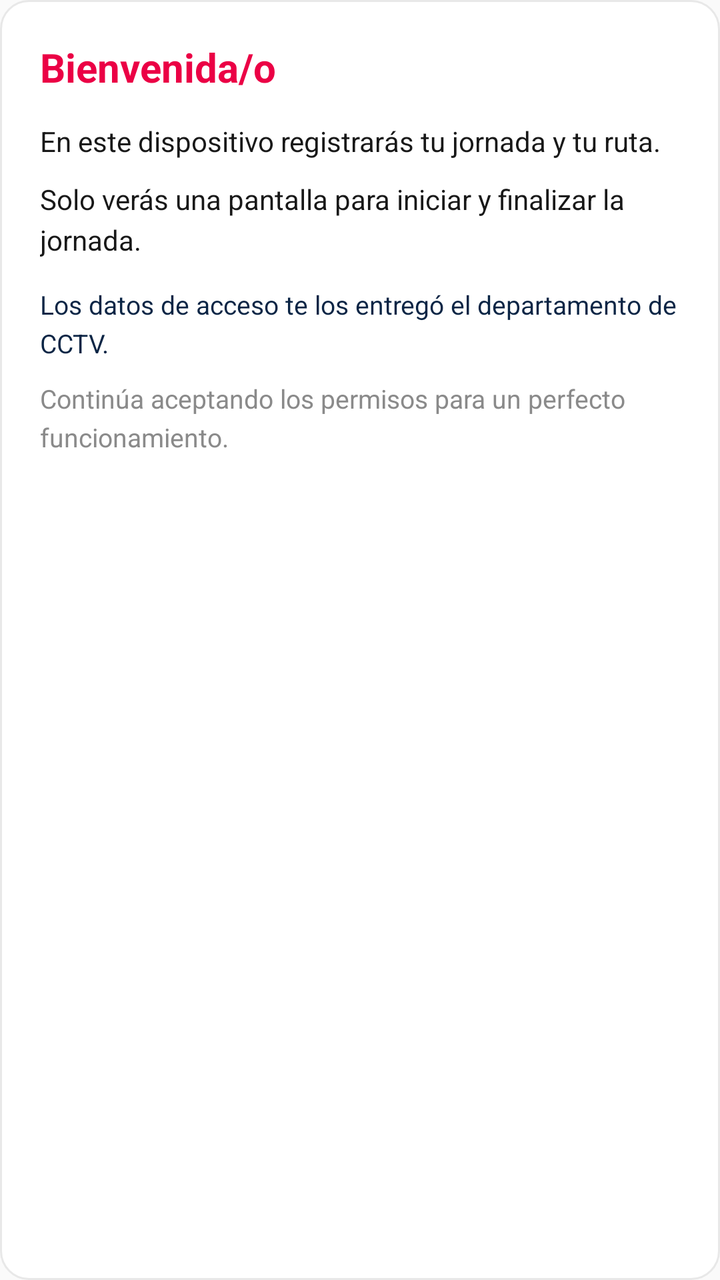
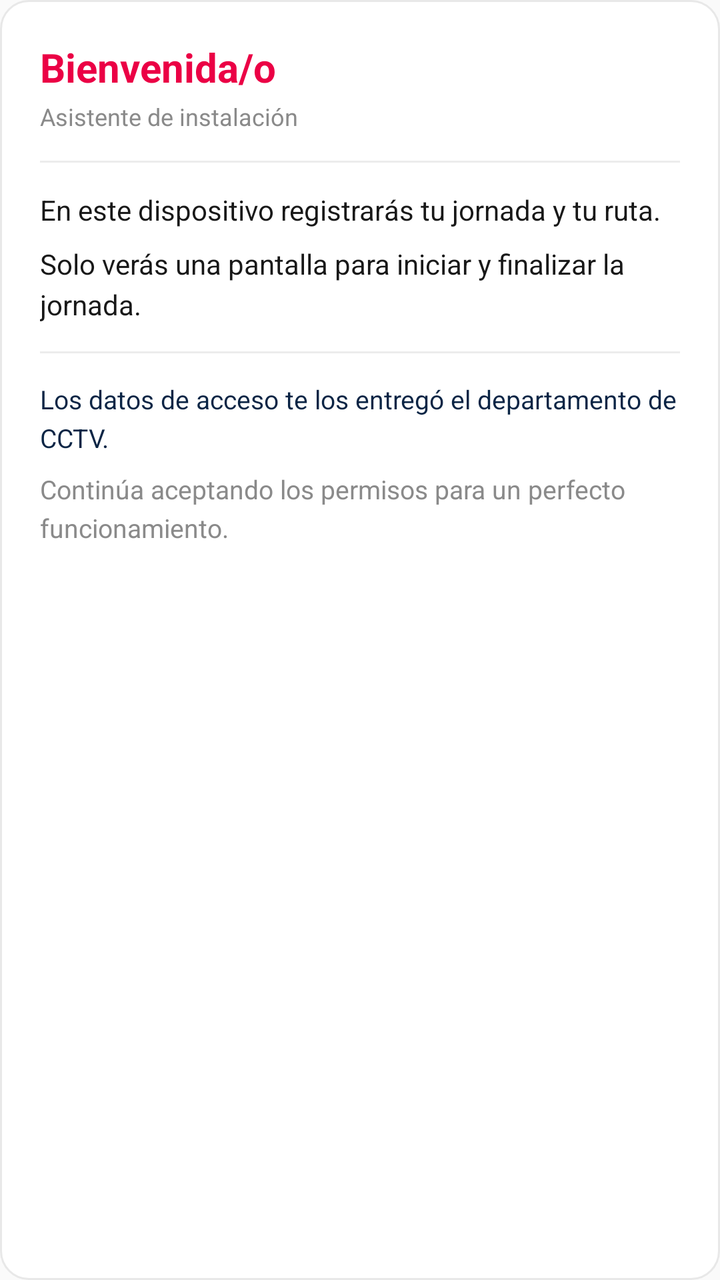

The first picture is an Android layout as it rendered before a commit; the second is the same layout after the commit. The layout source and the unified diff follow.
<!-- AndroidManifest.xml: application theme AppTheme -->
<!-- res/layout/onboarding_step_welcome.xml -->
<?xml version="1.0" encoding="utf-8"?>
<LinearLayout xmlns:android="http://schemas.android.com/apk/res/android"
    android:layout_width="match_parent"
    android:layout_height="wrap_content"
    android:background="@drawable/bg_card"
    android:orientation="vertical"
    android:padding="20dp">

    <TextView
        android:layout_width="wrap_content"
        android:layout_height="wrap_content"
        android:text="@string/welcome_title"
        android:textColor="@color/primary"
        android:textSize="20sp"
        android:textStyle="bold" />

    <TextView
        android:layout_width="match_parent"
        android:layout_height="wrap_content"
        android:layout_marginTop="14dp"
        android:lineSpacingExtra="4dp"
        android:text="@string/welcome_body"
        android:textColor="@color/ink"
        android:textSize="14sp" />

    <TextView
        android:layout_width="match_parent"
        android:layout_height="wrap_content"
        android:layout_marginTop="10dp"
        android:lineSpacingExtra="4dp"
        android:text="@string/welcome_body_pill"
        android:textColor="@color/ink"
        android:textSize="14sp" />

    <TextView
        android:layout_width="match_parent"
        android:layout_height="wrap_content"
        android:layout_marginTop="14dp"
        android:lineSpacingExtra="4dp"
        android:text="@string/welcome_body_cctv"
        android:textColor="@color/navy"
        android:textSize="13sp" />

    <TextView
        android:layout_width="match_parent"
        android:layout_height="wrap_content"
        android:layout_marginTop="10dp"
        android:lineSpacingExtra="4dp"
        android:text="@string/welcome_body_perms"
        android:textColor="@color/muted"
        android:textSize="13sp" />

</LinearLayout>
<!-- resources referenced by this layout -->
<resources>
  <color name="ink">#181818</color>
  <color name="muted">#8A8A8A</color>
  <color name="navy">#0B2545</color>
  <color name="primary">#EB0045</color>
  <!-- drawable bg_card (drawable) -->
  <?xml version="1.0" encoding="utf-8"?>
  <shape xmlns:android="http://schemas.android.com/apk/res/android" android:shape="rectangle">
      <solid android:color="#FFFFFF" />
      <stroke android:width="1dp" android:color="#E8E8E8" />
      <corners android:radius="14dp" />
  </shape>
  <string name="welcome_body">En este dispositivo registrarás tu jornada y tu ruta.</string>
  <string name="welcome_body_cctv">Los datos de acceso te los entregó el departamento de CCTV.</string>
  <string name="welcome_body_perms">Continúa aceptando los permisos para un perfecto funcionamiento.</string>
  <string name="welcome_body_pill">Solo verás una pantalla para iniciar y finalizar la jornada.</string>
  <string name="welcome_title">Bienvenida/o</string>
  <style name="AppTheme" parent="Theme.AppCompat.Light.NoActionBar">
          <item name="colorPrimary">@color/primary</item>
          <item name="colorPrimaryDark">@color/primary_dark</item>
          <item name="colorAccent">@color/accent</item>
          <item name="android:windowOptOutEdgeToEdgeEnforcement">true</item>
      </style>
  <color name="primary_dark">#C4003B</color>
  <color name="accent">#FF1464</color>
</resources>

<!-- the commit's change to res/layout/onboarding_step_welcome.xml (unified diff, before → after) -->
@@ -15,6 +15,20 @@
         android:textStyle="bold" />
 
     <TextView
+        android:layout_width="wrap_content"
+        android:layout_height="wrap_content"
+        android:layout_marginTop="3dp"
+        android:text="@string/welcome_subtitle"
+        android:textColor="@color/muted"
+        android:textSize="12sp" />
+
+    <View
+        android:layout_width="match_parent"
+        android:layout_height="1dp"
+        android:layout_marginTop="14dp"
+        android:background="#ECECEC" />
+
+    <TextView
         android:layout_width="match_parent"
         android:layout_height="wrap_content"
         android:layout_marginTop="14dp"
@@ -26,11 +40,17 @@
     <TextView
         android:layout_width="match_parent"
         android:layout_height="wrap_content"
-        android:layout_marginTop="10dp"
+        android:layout_marginTop="8dp"
         android:lineSpacingExtra="4dp"
         android:text="@string/welcome_body_pill"
         android:textColor="@color/ink"
         android:textSize="14sp" />
+
+    <View
+        android:layout_width="match_parent"
+        android:layout_height="1dp"
+        android:layout_marginTop="14dp"
+        android:background="#ECECEC" />
 
     <TextView
         android:layout_width="match_parent"
@@ -44,7 +64,7 @@
     <TextView
         android:layout_width="match_parent"
         android:layout_height="wrap_content"
-        android:layout_marginTop="10dp"
+        android:layout_marginTop="8dp"
         android:lineSpacingExtra="4dp"
         android:text="@string/welcome_body_perms"
         android:textColor="@color/muted"
<!-- resource entries referenced after the edit -->
@@ -15,6 +15,7 @@
   <string name="welcome_body_cctv">Los datos de acceso te los entregó el departamento de CCTV.</string>
   <string name="welcome_body_perms">Continúa aceptando los permisos para un perfecto funcionamiento.</string>
   <string name="welcome_body_pill">Solo verás una pantalla para iniciar y finalizar la jornada.</string>
+  <string name="welcome_subtitle">Asistente de instalación</string>
   <string name="welcome_title">Bienvenida/o</string>
   <style name="AppTheme" parent="Theme.AppCompat.Light.NoActionBar">
           <item name="colorPrimary">@color/primary</item>
